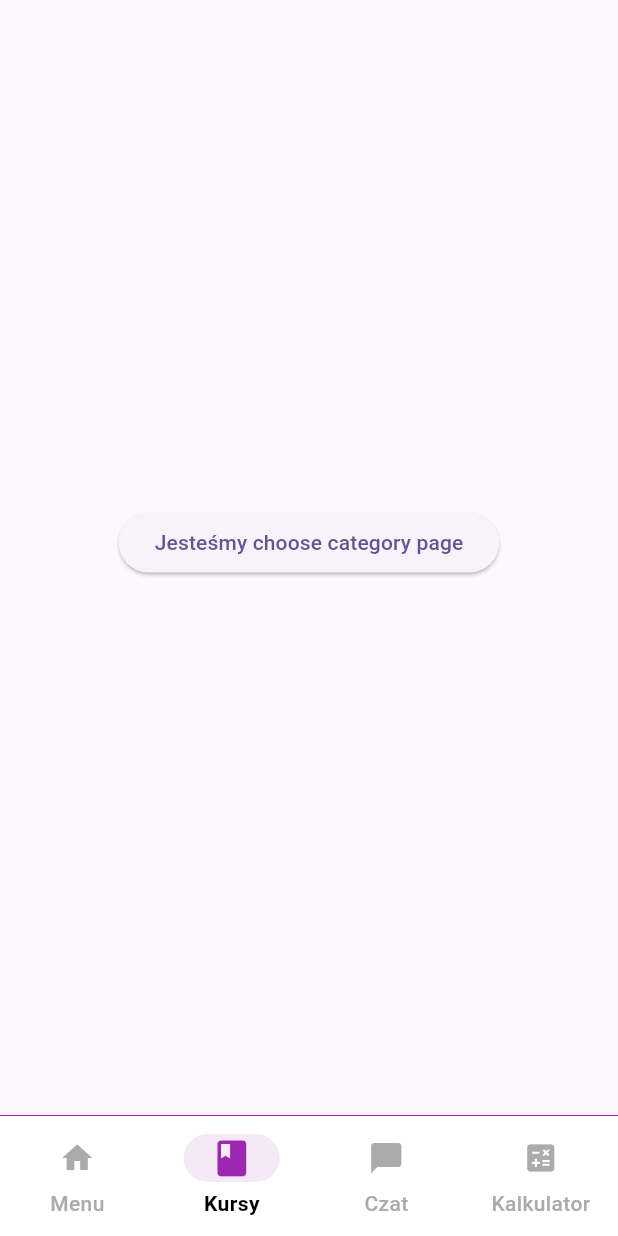
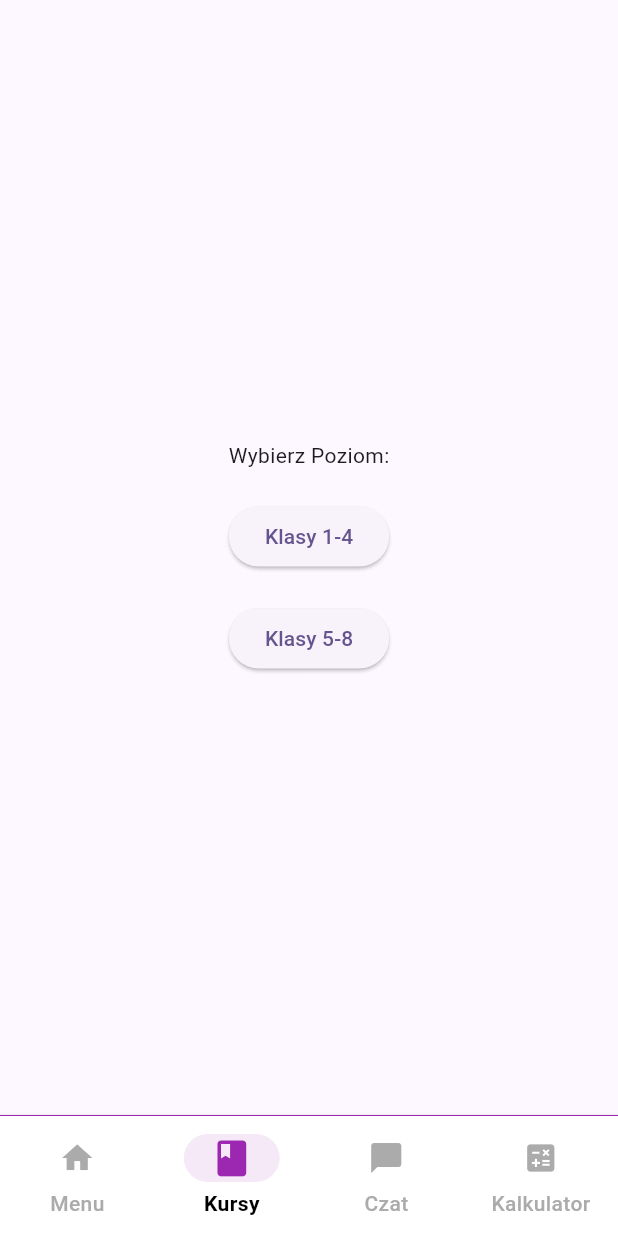
Before and after one commit to SzimiCode/AplikacjaMatematyka, a Flutter app: the screen it shows after launch, item 2 of the bottom bar chosen, on a phone screen of 412 x 824 dp. Run offline on Flutter 3.47's test engine with Material 3 defaults, Android fonts, the phone set to English and light mode, and no system bars; our stand-ins replace dash_chat_2, flutter_gemini, math_expressions.

Commit message:
feat: buttons for classes

```diff
--- a/aplikacjamatematyka/lib/features/quiz/view/pages/choose_category_page.dart
+++ b/aplikacjamatematyka/lib/features/quiz/view/pages/choose_category_page.dart
@@ -17,11 +17,17 @@ class _ChooseCategoryPageState extends State<ChooseCategoryPage> {
         child: Column(
           mainAxisAlignment: MainAxisAlignment.center,
           children: [
+            Text("Wybierz Poziom:"),
+             const SizedBox(height: 20),
             ElevatedButton(
               onPressed: widget.viewModel.onButtonPressed,
-              child: const Text('Jesteśmy choose category page'),
+              child: const Text('Klasy 1-4'),
             ),
             const SizedBox(height: 20),
+             ElevatedButton(
+              onPressed: widget.viewModel.onButtonPressed,
+              child: const Text('Klasy 5-8'),
+            ),
           ],
         ),
       ),
```
